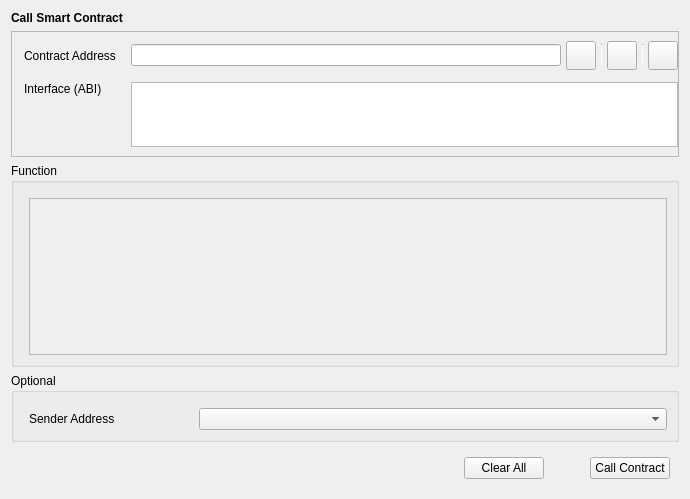
This is src/qt/forms/callcontract.ui in qtumproject/qtum as Qt 5 draws it before an edit. The edited form follows.
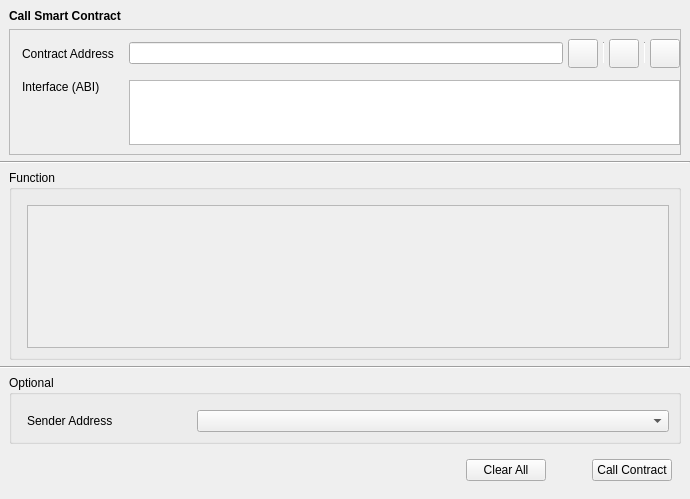
This is the edited form. Custom widgets are drawn as their Qt base class.

Commit message: Add contract line

```diff
--- a/src/qt/forms/callcontract.ui
+++ b/src/qt/forms/callcontract.ui
@@ -14,6 +14,18 @@
    <string>Form</string>
   </property>
   <layout class="QVBoxLayout" name="verticalLayout">
+   <property name="leftMargin">
+    <number>0</number>
+   </property>
+   <property name="topMargin">
+    <number>9</number>
+   </property>
+   <property name="rightMargin">
+    <number>0</number>
+   </property>
+   <property name="bottomMargin">
+    <number>9</number>
+   </property>
    <item>
     <widget class="QStackedWidget" name="stackedWidget">
      <property name="currentIndex">
@@ -34,6 +46,20 @@
         <number>0</number>
        </property>
        <item>
+        <layout class="QVBoxLayout" name="verticalLayout_5">
+         <property name="leftMargin">
+          <number>9</number>
+         </property>
+         <property name="topMargin">
+          <number>0</number>
+         </property>
+         <property name="rightMargin">
+          <number>9</number>
+         </property>
+         <property name="bottomMargin">
+          <number>0</number>
+         </property>
+         <item>
         <widget class="QLabel" name="labelTitle">
          <property name="font">
           <font>
@@ -200,6 +226,29 @@
          </layout>
         </widget>
        </item>
+        </layout>
+       </item>
+       <item>
+        <widget class="Line" name="hContractLine">
+         <property name="orientation">
+          <enum>Qt::Horizontal</enum>
+         </property>
+        </widget>
+       </item>
+       <item>
+        <layout class="QVBoxLayout" name="verticalLayout_7">
+         <property name="leftMargin">
+          <number>9</number>
+         </property>
+         <property name="topMargin">
+          <number>0</number>
+         </property>
+         <property name="rightMargin">
+          <number>9</number>
+         </property>
+         <property name="bottomMargin">
+          <number>0</number>
+         </property>
        <item>
         <widget class="QGroupBox" name="groupBoxFunction">
          <property name="title">
@@ -223,7 +272,7 @@
                <x>0</x>
                <y>0</y>
                <width>640</width>
-               <height>155</height>
+                 <height>116</height>
               </rect>
              </property>
             </widget>
@@ -232,6 +281,29 @@
          </layout>
         </widget>
        </item>
+        </layout>
+       </item>
+       <item>
+        <widget class="Line" name="hContractLine2">
+         <property name="orientation">
+          <enum>Qt::Horizontal</enum>
+         </property>
+        </widget>
+       </item>
+       <item>
+        <layout class="QVBoxLayout" name="verticalLayout_8">
+         <property name="leftMargin">
+          <number>9</number>
+         </property>
+         <property name="topMargin">
+          <number>0</number>
+         </property>
+         <property name="rightMargin">
+          <number>9</number>
+         </property>
+         <property name="bottomMargin">
+          <number>0</number>
+         </property>
        <item>
         <widget class="QGroupBox" name="groupBoxOptional">
          <property name="title">
@@ -283,19 +355,21 @@
         </widget>
        </item>
       </layout>
+       </item>
+      </layout>
      </widget>
     </widget>
    </item>
    <item>
     <layout class="QHBoxLayout" name="horizontalLayout">
      <property name="leftMargin">
-      <number>9</number>
+      <number>18</number>
      </property>
      <property name="topMargin">
       <number>9</number>
      </property>
      <property name="rightMargin">
-      <number>9</number>
+      <number>18</number>
      </property>
      <property name="bottomMargin">
       <number>9</number>
@@ -351,11 +425,6 @@
   </layout>
  </widget>
  <customwidgets>
-  <customwidget>
-   <class>QValidatedLineEdit</class>
-   <extends>QLineEdit</extends>
-   <header>qt/qvalidatedlineedit.h</header>
-  </customwidget>
   <customwidget>
    <class>QValidatedTextEdit</class>
    <extends>QTextEdit</extends>
@@ -366,6 +435,11 @@
    <extends>QComboBox</extends>
    <header>qt/addressfield.h</header>
   </customwidget>
+  <customwidget>
+   <class>QValidatedLineEdit</class>
+   <extends>QLineEdit</extends>
+   <header>qt/qvalidatedlineedit.h</header>
+  </customwidget>
  </customwidgets>
  <resources/>
  <connections/>
```
Lines whose indentation alone changed are shown as unchanged. The commit also changes 4 other files.
